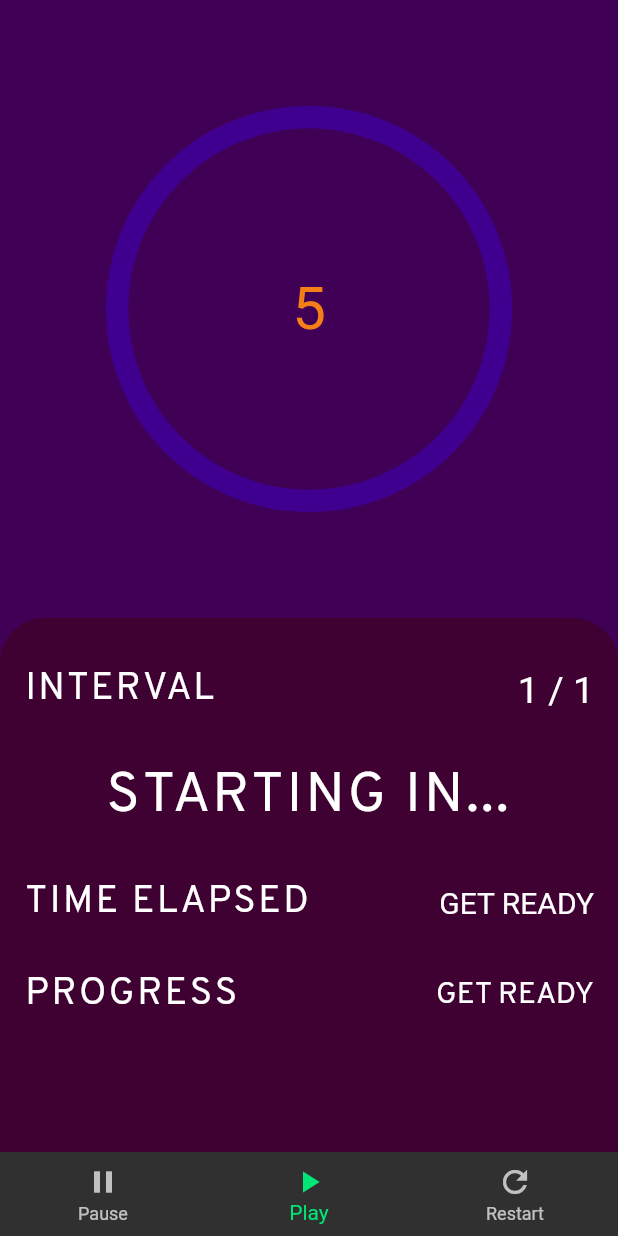
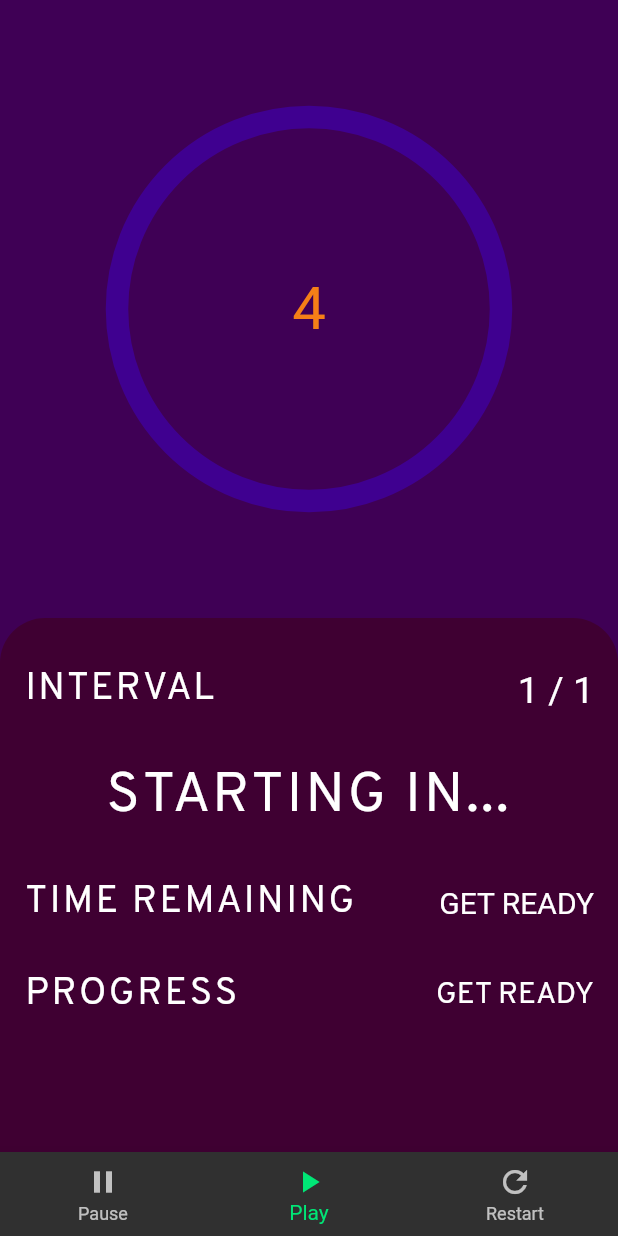
Before and after one commit to ayurish2399/interval_timer-1, a Flutter app: the screen it shows after launch, after a tap on the "play arrow" icon, on a phone screen of 412 x 824 dp. Run offline on Flutter 3.47's test engine with Material 2 defaults, Android fonts, the phone set to English and light mode, and no system bars; drawn by our look-alikes of circular_countdown_timer; our stand-ins replace audioplayers, numberpicker, timer_count_down.

Commit message:
sounds provided

```diff
--- a/lib/Timer.dart
+++ b/lib/Timer.dart
@@ -1,3 +1,5 @@
+import 'package:audioplayers/audio_cache.dart';
+import 'package:audioplayers/audioplayers.dart';
 import 'constant.dart';
 import 'package:flutter/material.dart';
 import 'package:circular_countdown_timer/circular_countdown_timer.dart';
@@ -32,6 +34,29 @@ class _TimerState extends State<Timer> {
   int currentSetNumber = 1;
   List<String> mode = ['Starting in...', 'Workout Time', 'Take a Break'];
 
+  AudioPlayer audioplayer = AudioPlayer();
+  AudioPlayerState audioplayerstate = AudioPlayerState.PAUSED;
+  AudioCache audiocache = AudioCache();
+
+  @override
+  void initState() {
+    super.initState();
+    audiocache = AudioCache(fixedPlayer: audioplayer);
+    audioplayer.onPlayerStateChanged.listen((AudioPlayerState s) {
+      setState(() {
+        audioplayerstate = s;
+      });
+    });
+  }
+
+  @override
+  void dispose() {
+    super.dispose();
+    audioplayer.release();
+    audioplayer.dispose();
+    audiocache.clearCache();
+  }
+
   @override
   Widget build(BuildContext context) {
     int ttinSec = totalTimeinSeconds(
@@ -49,6 +74,9 @@ class _TimerState extends State<Timer> {
         width: MediaQuery.of(context).size.width / 2 + 50,
         height: MediaQuery.of(context).size.height / 2,
         fillColor: Colors.yellow[900],
+        onStart: () async {
+          await audiocache.play('Beep1.mpeg');
+        },
         onComplete: () {
           setState(() {
             if (workout == false && rest == false) {
@@ -58,7 +86,7 @@ class _TimerState extends State<Timer> {
             }
           });
         },
-        duration: 5,
+        duration: 4,
         ringColor: Color(0xff3F0090),
         controller: _controller,
         backgroundColor: Color(0xff3F0055),
@@ -83,6 +111,9 @@ class _TimerState extends State<Timer> {
         onComplete: () {
           if (workout == true && rest == false) {
             if (currentSetNumber < unit.sets) {
+              Future.delayed(Duration(milliseconds: 250), () {
+                audiocache.play('Beep2.mpeg');
+              });
               setState(() {
                 currentSetNumber++;
                 if (unit.breakHr == 0 &&
@@ -99,7 +130,10 @@ class _TimerState extends State<Timer> {
                 }
               });
             } else {
-              Navigator.pop(context);
+              audiocache.play('Beep3.mpeg');
+              Future.delayed(Duration(seconds: 1), () {
+                Navigator.pop(context);
+              });
             }
           }
         },
@@ -128,6 +162,9 @@ class _TimerState extends State<Timer> {
             hr: unit.breakHr, min: unit.breakMin, sec: unit.breakSec),
         onComplete: () {
           if (workout == false && rest == true) {
+            Future.delayed(Duration(milliseconds: 250), () {
+              audiocache.play('Beep4.mpeg');
+            });
             setState(() {
               ctr = 1;
               workout = true;
@@ -195,7 +232,7 @@ class _TimerState extends State<Timer> {
                     SizedBox(height: 15),
                     ListTile(
                       title: AnimatedSwitcher(
-                        duration: Duration(milliseconds: 1000),
+                        duration: Duration(milliseconds: 250),
                         child: Text(
                           '${mode[ctr]}'.toUpperCase(),
                           style: TextStyle(
@@ -209,7 +246,7 @@ class _TimerState extends State<Timer> {
                     SizedBox(height: 15),
                     ListTile(
                       title: Text(
-                        'Time Elapsed'.toUpperCase(),
+                        'Time Remaining'.toUpperCase(),
                         style: TextStyle(
                           fontSize: 25,
                           fontFamily: 'OverPass',
--- a/lib/main.dart
+++ b/lib/main.dart
@@ -13,6 +13,7 @@ class MyApp extends StatelessWidget {
     SystemChrome.setPreferredOrientations([DeviceOrientation.portraitUp]);
     return MaterialApp(
       debugShowCheckedModeBanner: false,
+      title: 'Interval Timer',
       theme: ThemeData.dark().copyWith(
         primaryColor: Colors.lightGreenAccent[700],
         accentColor: Colors.greenAccent[400],
```
